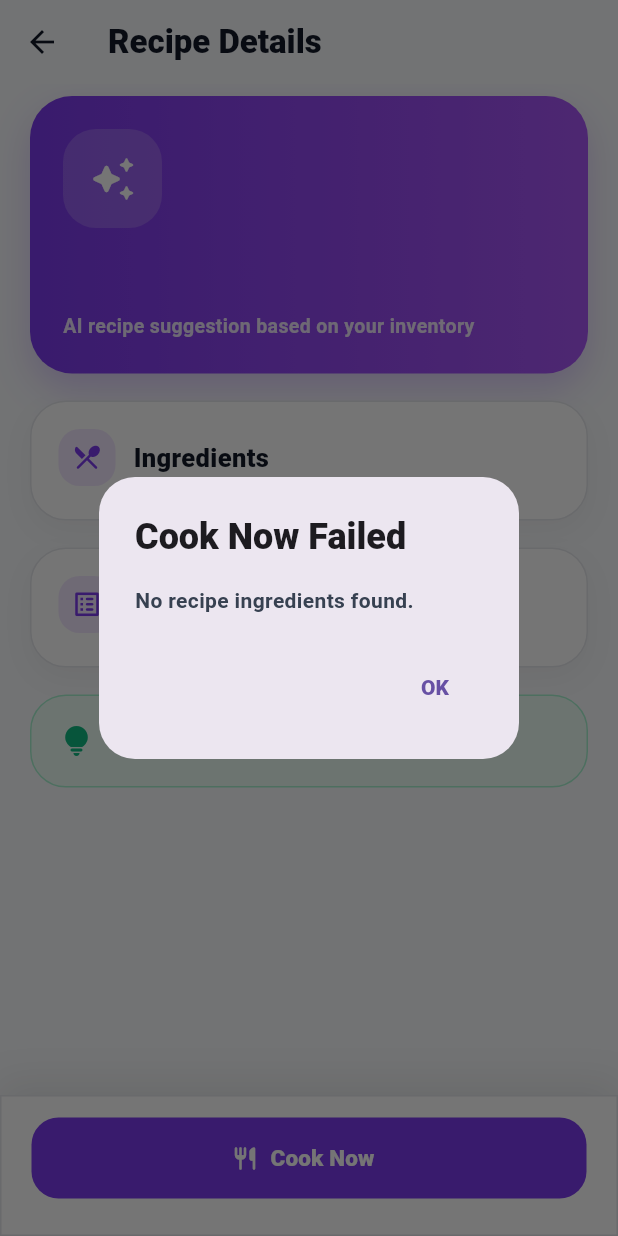
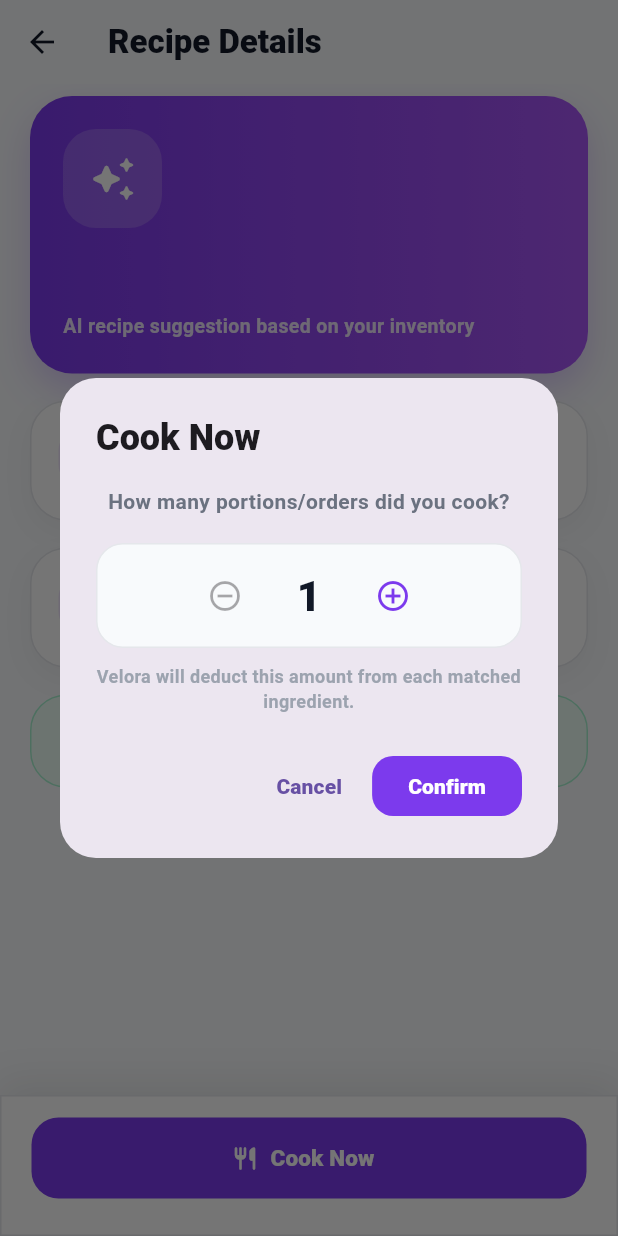
Before and after one commit to maple099/velora, a Flutter app: the RecipeDetailPage screen opened directly with empty values, after a tap on "Cook Now", on a phone screen of 412 x 824 dp. Run offline on Flutter 3.47's test engine with Material 3 defaults, Android fonts, the light colour scheme and no system bars; our stand-ins replace cloud_firestore, firebase_auth, firebase_core, flutter_local_notifications, image_picker, shared_preferences; accounts and stored records are empty; Roboto replaces fonts that are missing (Poppins).

Commit message:
Velora Part 19B add cook now portion dialog

```diff
--- a/lib/screens/suggestions/logic_suggestions/cook_now_deduction_service.dart
+++ b/lib/screens/suggestions/logic_suggestions/cook_now_deduction_service.dart
@@ -36,12 +36,22 @@ class CookNowDeductionService {
     required String userId,
     required String recipeTitle,
     required List<String> ingredients,
+    required int portions,
   }) async {
     try {
       if (ingredients.isEmpty) {
         return const CookNowDeductionResult(
           success: false,
           message: 'No recipe ingredients found.',
+          usedItems: [],
+          skippedItems: [],
+        );
+      }
+
+      if (portions <= 0) {
+        return const CookNowDeductionResult(
+          success: false,
+          message: 'Please select at least 1 portion.',
           usedItems: [],
           skippedItems: [],
         );
@@ -85,15 +95,24 @@ class CookNowDeductionService {
           continue;
         }
 
-        final newQuantity = quantity - 1;
+        if (quantity < portions) {
+          skippedItems.add('$itemName only has $quantity left');
+          continue;
+        }
+
+        final newQuantity = quantity - portions;
 
         await matchedDoc.reference.update({'quantity': newQuantity});
 
-        await _addInventoryRecord(itemName: itemName, quantity: 1);
+        await _addInventoryRecord(itemName: itemName, quantity: portions);
 
-        await _addActivity(itemName: itemName, recipeTitle: recipeTitle);
+        await _addActivity(
+          itemName: itemName,
+          recipeTitle: recipeTitle,
+          portions: portions,
+        );
 
-        usedItems.add(itemName);
+        usedItems.add('$itemName x$portions');
       }
 
       if (usedItems.isEmpty) {
@@ -159,11 +178,12 @@ class CookNowDeductionService {
   Future<void> _addActivity({
     required String itemName,
     required String recipeTitle,
+    required int portions,
   }) async {
     await _activitiesRef.add({
       'type': 'stock_out',
       'title': 'Used $itemName',
-      'subtitle': '$itemName used for $recipeTitle',
+      'subtitle': '$itemName used for $recipeTitle ($portions portion)',
       'createdAt': Timestamp.now(),
     });
   }
@@ -192,7 +212,6 @@ class CookNowDeductionService {
 
   bool _isExpired(DateTime expiryDate) {
     final now = DateTime.now();
-
     final today = DateTime(now.year, now.month, now.day);
 
     final expiry = DateTime(expiryDate.year, expiryDate.month, expiryDate.day);
--- a/lib/screens/suggestions/recipe_detail_page.dart
+++ b/lib/screens/suggestions/recipe_detail_page.dart
@@ -37,6 +37,10 @@ class _RecipeDetailPageState extends State<RecipeDetailPage> {
   Future<void> _handleCookNow() async {
     if (_isCooking) return;
 
+    final portions = await _showPortionDialog();
+
+    if (portions == null || portions <= 0) return;
+
     setState(() => _isCooking = true);
 
     try {
@@ -65,6 +69,7 @@ class _RecipeDetailPageState extends State<RecipeDetailPage> {
             userId: user.uid,
             recipeTitle: widget.title,
             ingredients: widget.ingredients,
+            portions: portions,
           )
           .timeout(
             const Duration(seconds: 10),
@@ -93,6 +98,121 @@ class _RecipeDetailPageState extends State<RecipeDetailPage> {
         isError: true,
       );
     }
+  }
+
+  Future<int?> _showPortionDialog() async {
+    int portions = 1;
+
+    return showDialog<int>(
+      context: context,
+      builder: (context) {
+        return StatefulBuilder(
+          builder: (context, setDialogState) {
+            return AlertDialog(
+              shape: RoundedRectangleBorder(
+                borderRadius: BorderRadius.circular(24),
+              ),
+              title: const Text(
+                'Cook Now',
+                style: TextStyle(fontWeight: FontWeight.w900),
+              ),
+              content: Column(
+                mainAxisSize: MainAxisSize.min,
+                children: [
+                  const Text(
+                    'How many portions/orders did you cook?',
+                    textAlign: TextAlign.center,
+                    style: TextStyle(
+                      color: Color(0xFF6B7280),
+                      fontWeight: FontWeight.w600,
+                      height: 1.4,
+                    ),
+                  ),
+                  const SizedBox(height: 18),
+                  Container(
+                    padding: const EdgeInsets.all(10),
+                    decoration: BoxDecoration(
+                      color: const Color(0xFFF8FAFC),
+                      borderRadius: BorderRadius.circular(18),
+                      border: Border.all(color: const Color(0xFFE5E7EB)),
+                    ),
+                    child: Row(
+                      mainAxisAlignment: MainAxisAlignment.center,
+                      children: [
+                        IconButton(
+                          onPressed: portions <= 1
+                              ? null
+                              : () {
+                                  setDialogState(() => portions--);
+                                },
+                          icon: const Icon(Icons.remove_circle_outline),
+                          color: const Color(0xFF7C3AED),
+                        ),
+                        Container(
+                          width: 64,
+                          alignment: Alignment.center,
+                          child: Text(
+                            portions.toString(),
+                            style: const TextStyle(
+                              fontSize: 28,
+                              fontWeight: FontWeight.w900,
+                              color: Color(0xFF111827),
+                            ),
+                          ),
+                        ),
+                        IconButton(
+                          onPressed: portions >= 10
+                              ? null
+                              : () {
+                                  setDialogState(() => portions++);
+                                },
+                          icon: const Icon(Icons.add_circle_outline),
+                          color: const Color(0xFF7C3AED),
+                        ),
+                      ],
+                    ),
+                  ),
+                  const SizedBox(height: 10),
+                  const Text(
+                    'Velora will deduct this amount from each matched ingredient.',
+                    textAlign: TextAlign.center,
+                    style: TextStyle(
+                      color: Color(0xFF9CA3AF),
+                      fontSize: 12,
+                      fontWeight: FontWeight.w600,
+                    ),
+                  ),
+                ],
+              ),
+              actions: [
+                TextButton(
+                  onPressed: () => Navigator.pop(context),
+                  child: const Text(
+                    'Cancel',
+                    style: TextStyle(fontWeight: FontWeight.w900),
+                  ),
+                ),
+                ElevatedButton(
+                  onPressed: () => Navigator.pop(context, portions),
+                  style: ElevatedButton.styleFrom(
+                    backgroundColor: const Color(0xFF7C3AED),
+                    foregroundColor: Colors.white,
+                    elevation: 0,
+                    shape: RoundedRectangleBorder(
+                      borderRadius: BorderRadius.circular(14),
+                    ),
+                  ),
+                  child: const Text(
+                    'Confirm',
+                    style: TextStyle(fontWeight: FontWeight.w900),
+                  ),
+                ),
+              ],
+            );
+          },
+        );
+      },
+    );
   }
 
   void _showSnackBar({required String message, required bool isError}) {
```
